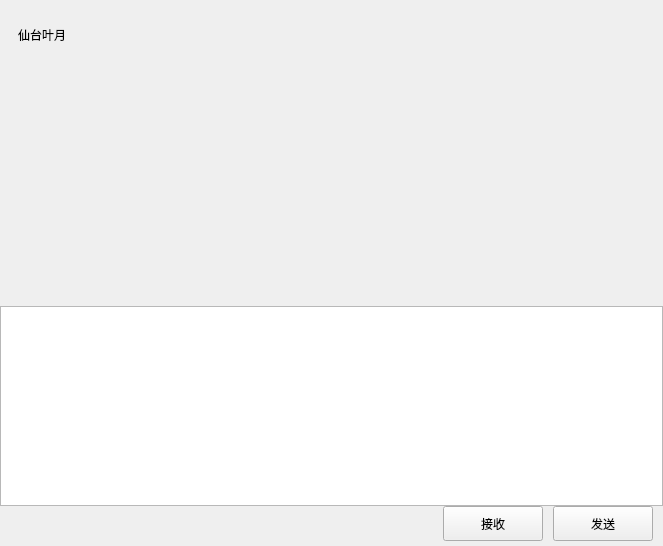
Above: QtPanel/chatpage.ui from KBchulan/WhxChat before the change. Below: the same form after it.
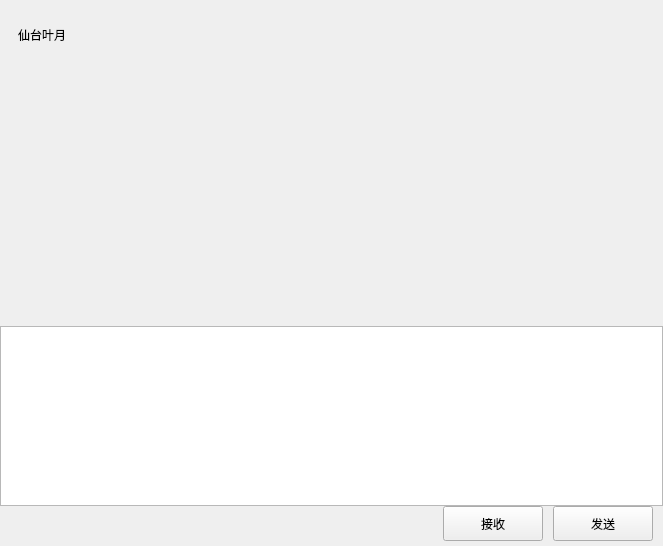
That is the form after the change. Custom widgets are drawn as their Qt base class.

```diff
--- a/QtPanel/chatpage.ui
+++ b/QtPanel/chatpage.ui
@@ -101,7 +101,7 @@
         <property name="maximumSize">
          <size>
           <width>16777215</width>
-          <height>600</height>
+          <height>800</height>
          </size>
         </property>
        </widget>
@@ -230,7 +230,7 @@
         <property name="maximumSize">
          <size>
           <width>16777215</width>
-          <height>200</height>
+          <height>180</height>
          </size>
         </property>
        </widget>
@@ -367,6 +367,12 @@
    <extends>QLabel</extends>
    <header location="global">clickedlabel.h</header>
   </customwidget>
+  <customwidget>
+   <class>ChatView</class>
+   <extends>QWidget</extends>
+   <header location="global">chatview.h</header>
+   <container>1</container>
+  </customwidget>
  </customwidgets>
  <resources/>
  <connections/>
```
Left out of the diff: 2 changed lines with no effect on the pictures.
